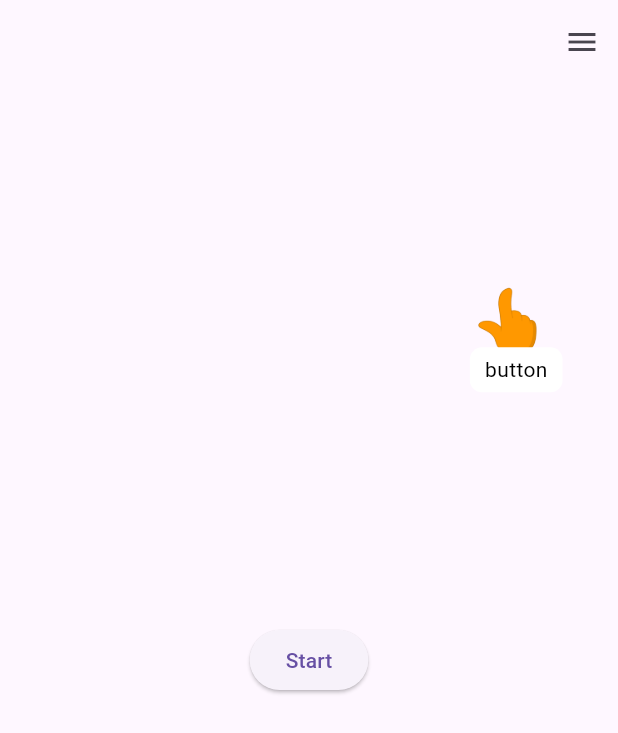
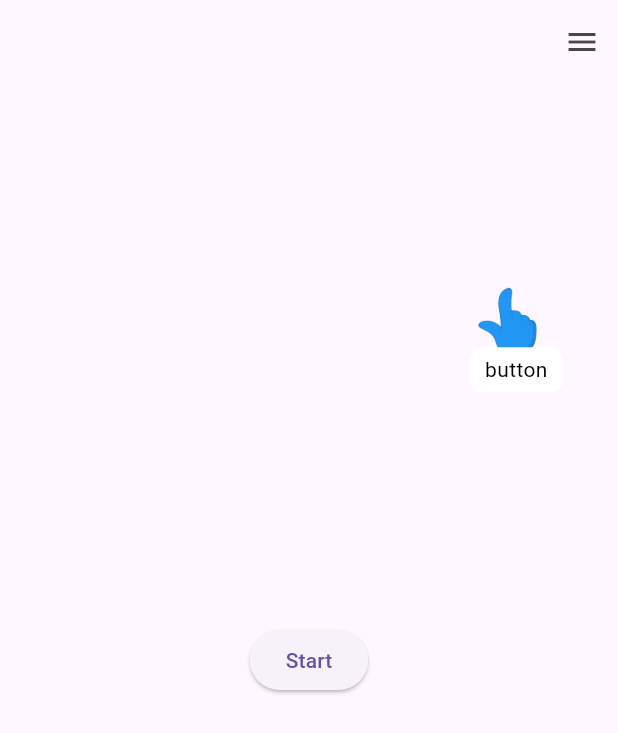
Before and after one commit to alokjha2/peckish_animated_hand_tutorial, a Flutter app: the screen it shows after launch, on a phone screen of 412 x 824 dp. Shown: the top 733 px of the screen. Run offline on Flutter 3.47's test engine with Material 3 defaults, Android fonts, the phone set to English and light mode, and no system bars.

Commit message:
exported tool tip textstyle

```diff
--- a/example/lib/main.dart
+++ b/example/lib/main.dart
@@ -30,7 +30,7 @@ class ShowcaseScreen extends StatelessWidget {
     return Scaffold(
       body: ShowcaseTutorial(
         haveRippleEffect: true,
-        handColor: Colors.orange,
+        handColor: Colors.blue,
         items: [
           ShowcaseItem(
 
@@ -39,7 +39,7 @@ class ShowcaseScreen extends StatelessWidget {
           ),
           ShowcaseItem(
             key: menuKey,
-            tooltip: ToolTip(toolTipMessage: "drawer"),
+            tooltip: ToolTip(toolTipMessage: "drawer", toolTipStyle: ToolTipStyle()),
             // tooltip: "Access menu options here",
           ),
         ],
--- a/lib/peckish_animated_hand_tutorial.dart
+++ b/lib/peckish_animated_hand_tutorial.dart
@@ -8,6 +8,8 @@ import 'package:peckish_animated_hand_tutorial/src/toolTipclass.dart';
 import 'package:peckish_animated_hand_tutorial/src/tooltipwidget.dart';
 export 'src/show_case_model.dart';
 export 'src/toolTipClass.dart';
+export 'src/models/tool_tip_style.dart';
+export 'src/models/tool_tip_textstyle.dart';
 // export 'src/tooltip.dart';
 
 
--- a/lib/src/show_case_model.dart
+++ b/lib/src/show_case_model.dart
@@ -5,14 +5,14 @@ import 'package:peckish_animated_hand_tutorial/peckish_animated_hand_tutorial.da
 class ShowcaseItem {
   final GlobalKey key;
   final ToolTip? tooltip;
-  final Alignment? handPosition;
+  final Alignment? handAlignment;
   // final Widget? tooltipWidget;
 
 
   ShowcaseItem({
     required this.key,
     this.tooltip,
-    this.handPosition,
+    this.handAlignment,
     // this.tooltipWidget,
   });
 }
--- a/lib/src/toolTipclass.dart
+++ b/lib/src/toolTipclass.dart
@@ -1,20 +1,23 @@
 library peckish_animated_hand_tutorial;
 
+import 'package:flutter/material.dart';
 import 'package:peckish_animated_hand_tutorial/src/enum.dart';
-import 'package:peckish_animated_hand_tutorial/src/models/tool_tip_model.dart';
+import 'package:peckish_animated_hand_tutorial/src/models/tool_tip_style.dart';
+// import 'package:peckish_animated_hand_tutorial/src/models/tool_tip_model.dart';
 import 'package:peckish_animated_hand_tutorial/src/models/tool_tip_textstyle.dart';
-// export 'toolTipClass.dart';
 
 class ToolTip {
-  final String? toolTipMessage;  // Make nullable
+  final String? toolTipMessage;
   final ToolTipType? toolTipType;
   final Function? onTooltipTap;
   final ToolTipStyle? toolTipStyle;
+  final Alignment? toolTipAlignment;
   final ToolTipTextStyle? toolTipTextStyle;
 
-  const ToolTip({  // Add const constructor
-    this.toolTipMessage,  // Make parameter optional
+  const ToolTip({
+    this.toolTipMessage,
     this.toolTipType,
+    this.toolTipAlignment,
     this.onTooltipTap,
     this.toolTipStyle,
     this.toolTipTextStyle,
--- a/lib/src/tooltipwidget.dart
+++ b/lib/src/tooltipwidget.dart
@@ -1,7 +1,7 @@
 import 'package:flutter/material.dart';
 import 'package:peckish_animated_hand_tutorial/peckish_animated_hand_tutorial.dart';
 import 'package:peckish_animated_hand_tutorial/src/enum.dart';
-import 'package:peckish_animated_hand_tutorial/src/models/tool_tip_model.dart';
+// import 'package:peckish_animated_hand_tutorial/src/models/tool_tip_model.dart';
 import 'package:peckish_animated_hand_tutorial/src/models/tool_tip_textstyle.dart';
 // import 'package:peckish_animated_hand_tutorial/src/toolTipclass.dart';
 
```
Also changed, not shown: lib/src/models/tool_tip_style.dart (renamed from lib/src/models/tool_tip_model.dart).
